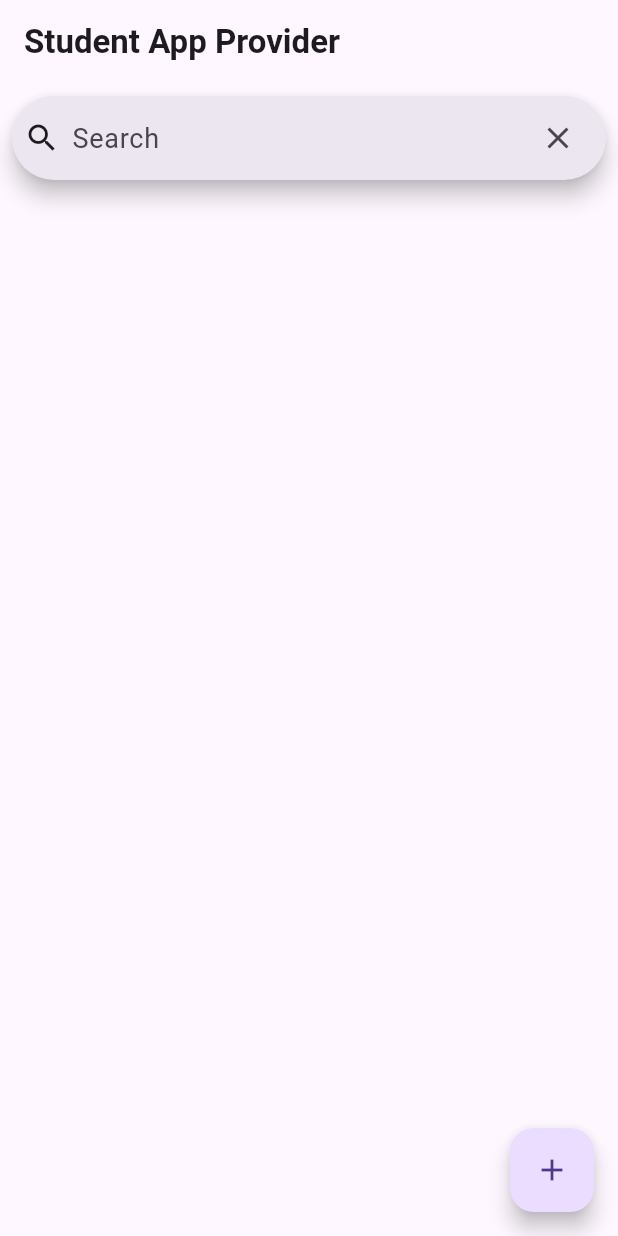
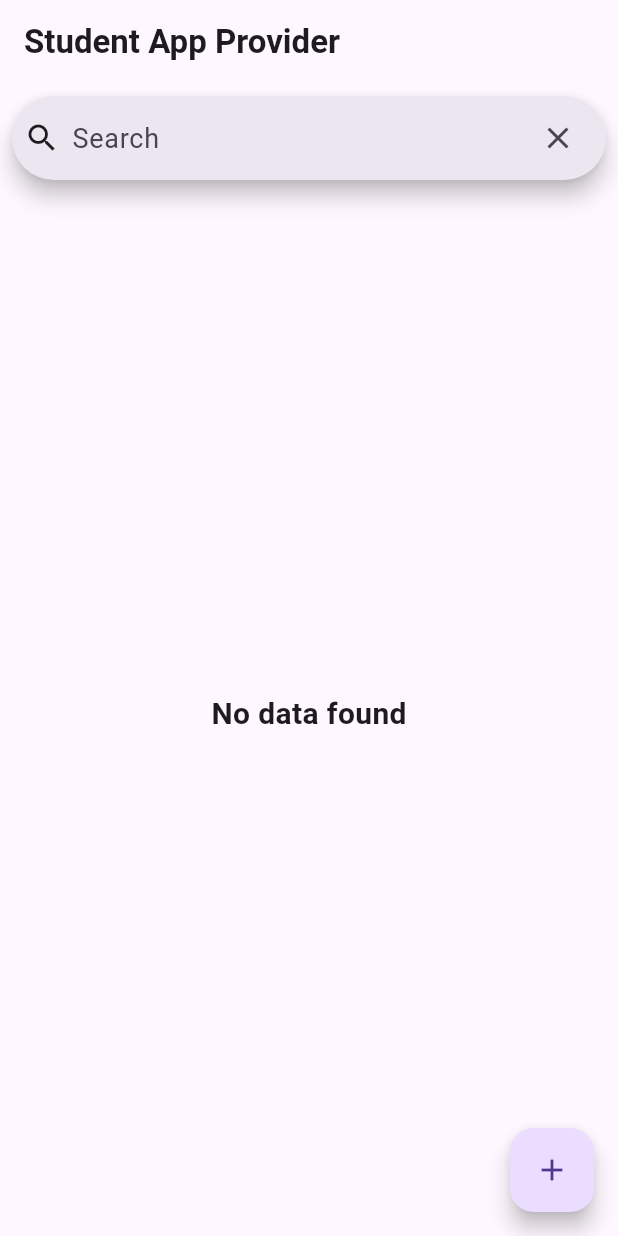
Before and after one commit to salman-kv/student_app_provider, a Flutter app: the screen it shows after launch, on a phone screen of 412 x 824 dp. Run offline on Flutter 3.47's test engine with Material 3 defaults, Android fonts, the phone set to English and light mode, and no system bars; our stand-ins replace hive_flutter, image_picker; accounts and stored records are empty; Roboto replaces fonts that are missing (montro); project files that could hold a hidden picture were left out.

Commit message:
after all bugs

```diff
--- a/lib/main.dart
+++ b/lib/main.dart
@@ -26,6 +26,7 @@ class MyApp extends StatelessWidget {
         )
       ],
       child: MaterialApp(
+        debugShowCheckedModeBanner: false,
         theme: ThemeData(
           fontFamily: 'montro',
           primarySwatch: Colors.deepPurple),
--- a/lib/view/screens/edit_page.dart
+++ b/lib/view/screens/edit_page.dart
@@ -176,7 +176,7 @@ class EditPage extends StatelessWidget {
                     onPressed: () {
                       context.read<MyProvider>().selectImage();
                     },
-                    child: const Text('SUBMIT')),
+                    child: const Text('Select image')),
               )),
               ElevatedButton(
                   style:
@@ -202,7 +202,7 @@ class EditPage extends StatelessWidget {
                       successSnackBar(context, 'Data Updated');
                     }
                   },
-                  child: const Text('select image')),
+                  child: const Text('SUBMIT')),
             ],
           ),
         ),
--- a/lib/view/screens/home_page.dart
+++ b/lib/view/screens/home_page.dart
@@ -25,20 +25,23 @@ class HomePage extends StatelessWidget {
             Expanded(
               child: Consumer<MyProvider>(
                 builder: (context, value, child) {
-                  return GridView.count(
+                  return value.studentDetails.isEmpty ? const Center(child: Text('No data found',style: TextStyle(
+                    fontWeight: FontWeight.bold,
+                    fontSize: 20
+                  ),),) : GridView.count(
                     physics: const ScrollPhysics(),
                     crossAxisCount: 2,
                     children: List.generate(
-                      context.watch<MyProvider>().studentDetails.length,
+                      value.studentDetails.length,
                       (index) => GestureDetector(
                         onTap: () {
-                          context.read<MyProvider>().editStudentFunction(context.read<MyProvider>().studentDetails[index]);
+                          value.editStudentFunction(value.studentDetails[index]);
                           Navigator.of(context).push(MaterialPageRoute(builder: (context) {
                             return const ShowStudent();
                           },));
                         },
                         child: singleStudentShow(context,
-                            context.watch<MyProvider>().studentDetails[index]),
+                            value.studentDetails[index]),
                       ),
                     ),
                   );
--- a/lib/view/screens/show_student.dart
+++ b/lib/view/screens/show_student.dart
@@ -16,7 +16,7 @@ class ShowStudent extends StatelessWidget {
           color: const Color.fromARGB(255, 227, 188, 234),
           borderRadius: BorderRadius.circular(10),
         ),
-        margin: EdgeInsets.all(10),
+        margin: const EdgeInsets.all(10),
         child: SizedBox(
           width: double.infinity,
           child: Column(
```
Also changed, not shown: lib/view/widget/notifires.dart (+8 -5 lines), lib/view/widget/single_student._show.dart (+9 -11 lines).
